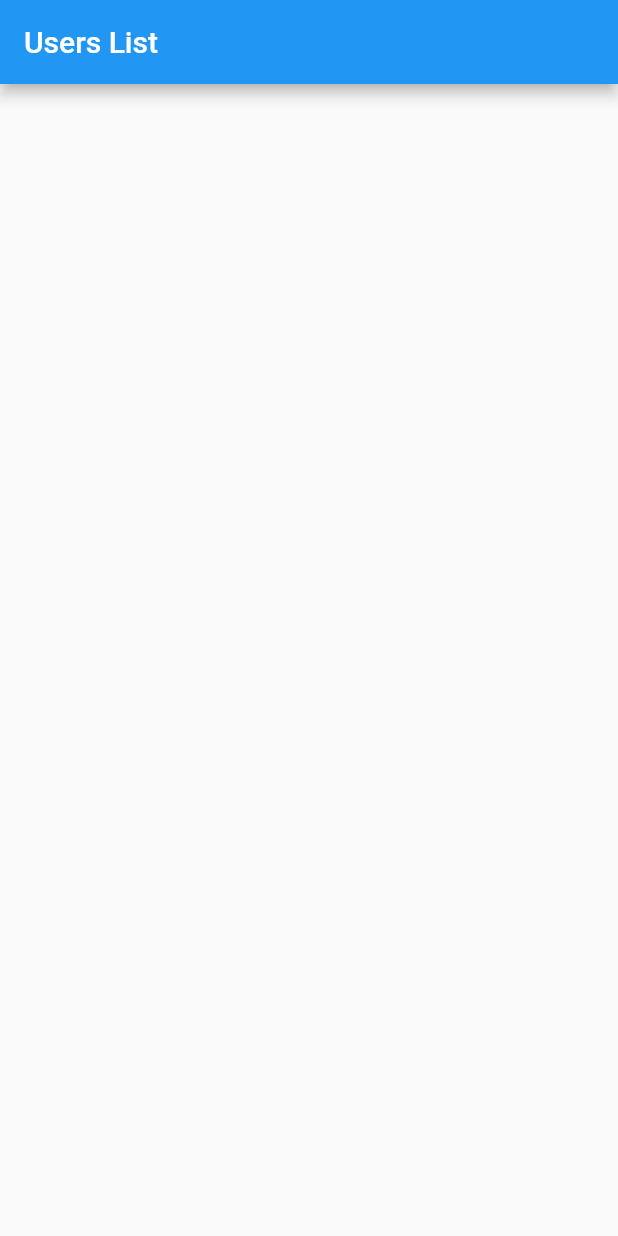
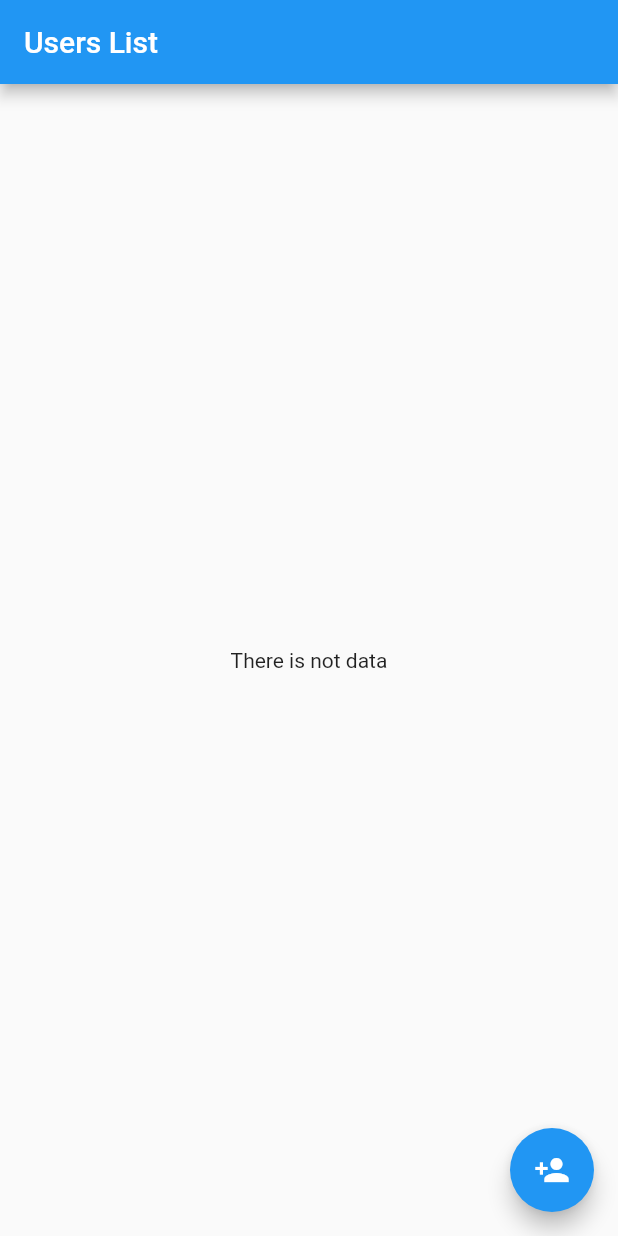
Before and after one commit to MrGiovanotti/flutter-bloc-example, a Flutter app: the screen it shows after launch, on a phone screen of 412 x 824 dp. Run offline on Flutter 3.47's test engine with Material 2 defaults, Android fonts, the phone set to English and light mode, and no system bars.

Commit message:
Fixing listUsers view

```diff
--- a/lib/bloc/users/users_events.dart
+++ b/lib/bloc/users/users_events.dart
@@ -11,3 +11,5 @@ class RemoveUserEvent extends UsersEvent {
   final User user;
   RemoveUserEvent(this.user);
 }
+
+class GetUsersEvent extends UsersEvent {}
--- a/lib/screens/add_user_screen.dart
+++ b/lib/screens/add_user_screen.dart
@@ -3,6 +3,10 @@ import 'package:flutter/material.dart';
 class AddUserScreen extends StatelessWidget {
   @override
   Widget build(BuildContext context) {
-    return Scaffold();
+    return Scaffold(
+      appBar: AppBar(
+        title: Text('Add User'),
+      ),
+    );
   }
 }
--- a/lib/screens/home_screen.dart
+++ b/lib/screens/home_screen.dart
@@ -1,3 +1,7 @@
+import 'package:bloc_example/bloc/users/users_bloc.dart';
+import 'package:bloc_example/bloc/users/users_events.dart';
+import 'package:bloc_example/models/user.dart';
+import 'package:bloc_example/utils/routes_utils.dart';
 import 'package:flutter/material.dart';
 
 class HomeScreen extends StatefulWidget {
@@ -8,6 +12,20 @@ class HomeScreen extends StatefulWidget {
 }
 
 class _HomeScreenState extends State<HomeScreen> {
+  UsersBloc _usersBloc = UsersBloc();
+
+  @override
+  void dispose() {
+    super.dispose();
+    _usersBloc.dispose();
+  }
+
+  @override
+  void initState() {
+    super.initState();
+    _usersBloc.usersSink.add(GetUsersEvent());
+  }
+
   @override
   Widget build(BuildContext context) {
     return Container(
@@ -15,7 +33,41 @@ class _HomeScreenState extends State<HomeScreen> {
         appBar: AppBar(
           title: Text('Users List'),
         ),
+        body: _createListView(_usersBloc),
+        floatingActionButton: FloatingActionButton(
+          onPressed: () {
+            Navigator.pushNamed(context, RoutesUtils.ADD_USER);
+          },
+          child: Icon(Icons.person_add),
+        ),
       ),
     );
   }
+
+  Widget _createListView(UsersBloc usersBloc) {
+    return StreamBuilder(
+      stream: usersBloc.usersStream,
+      builder: (BuildContext context, AsyncSnapshot<List<User>> snapshot) {
+        if (snapshot.hasData) {
+          if (snapshot.data.length == 0) {
+            return Center(
+              child: Text('There is not data'),
+            );
+          }
+          return ListView.builder(
+            itemCount: snapshot.data.length,
+            itemBuilder: (context, index) {
+              return ListTile(
+                leading: Icon(Icons.person),
+              );
+            },
+          );
+        } else {
+          return Center(
+            child: CircularProgressIndicator(),
+          );
+        }
+      },
+    );
+  }
 }
```
Also changed, not shown: 2 other files.
